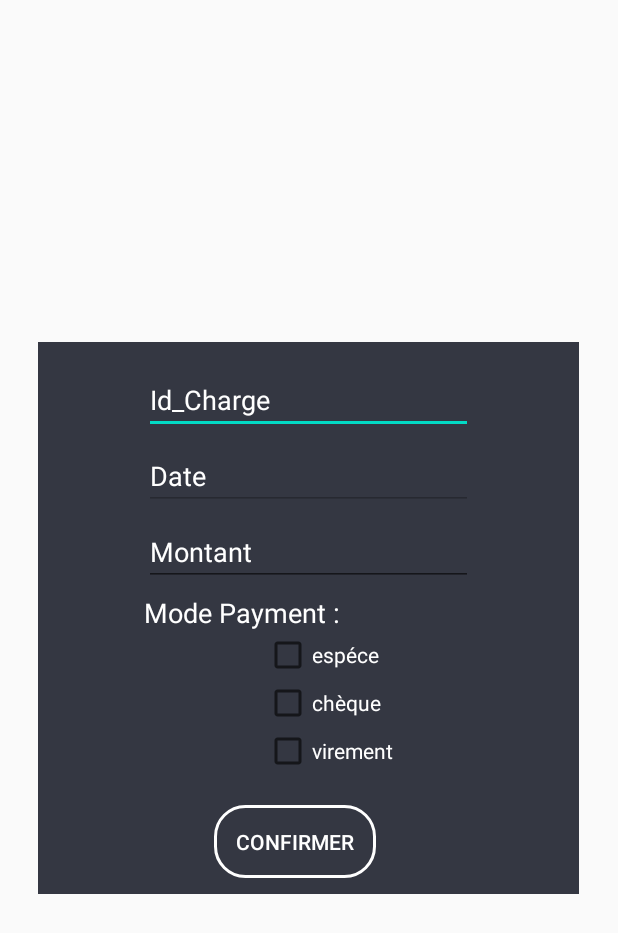
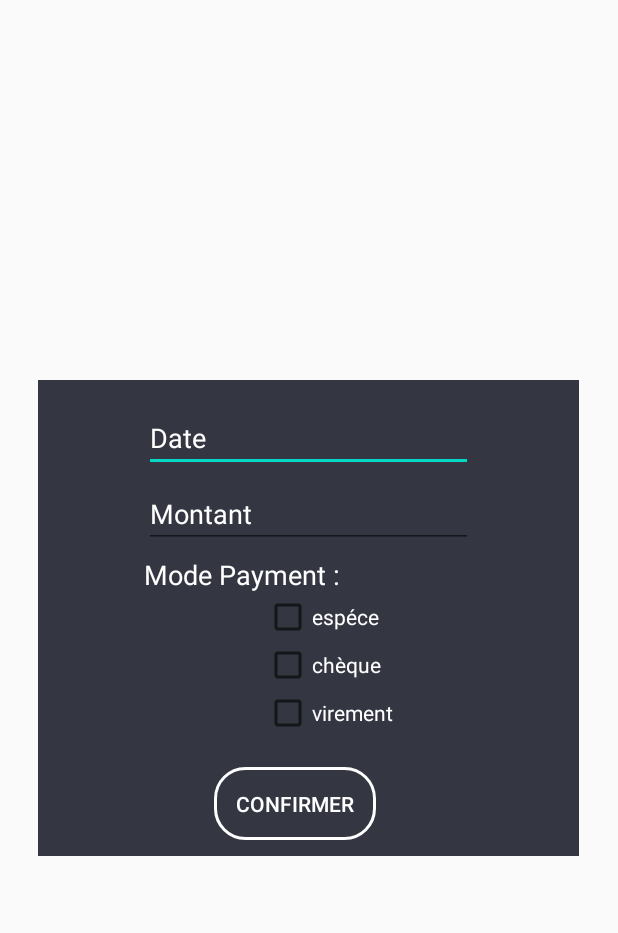
Before and after one commit to Vanhayten/Gestion_Location_php, an Android app: the layout dialoge_ajoute_mes_charges.xml on its own in the app's theme, with its tools: preview values and no code run, on a phone screen of 412 x 824 dp. Shown: the top 933 px of the screen. Run offline under Robolectric (Android 15) with nearby library versions, the phone set to English and light mode, and no system bars.

```diff
--- a/app/build.gradle
+++ b/app/build.gradle
@@ -6,7 +6,7 @@ android {
 
     defaultConfig {
         applicationId "com.example.gestionlocationnew"
-        minSdkVersion 14
+        minSdkVersion 19
         targetSdkVersion 29
         versionCode 1
         versionName "1.0"
@@ -22,6 +22,7 @@ android {
     }
 
 }
+
 
 dependencies {
     implementation fileTree(dir: 'libs', include: ['*.jar'])
@@ -40,5 +41,6 @@ dependencies {
     androidTestImplementation 'androidx.test.espresso:espresso-core:3.2.0'
     //noinspection GradleCompatible
     implementation 'com.android.support:design:28.0.0-alpha1'
+    implementation 'com.applandeo:material-calendar-view:1.4.0'
 //recycle view
 }
--- a/app/src/main/res/layout/dialoge_ajoute_mes_charges.xml
+++ b/app/src/main/res/layout/dialoge_ajoute_mes_charges.xml
@@ -24,35 +24,27 @@
             android:layout_marginLeft="60dp">
 
             <EditText
-                android:id="@+id/text_idch"
+                android:id="@+id/text_datecha"
                 android:layout_width="match_parent"
                 android:layout_height="wrap_content"
                 android:layout_marginTop="5sp"
-                android:hint="Id_Charge"
+                android:clickable="true"
+                android:hint="Date"
+                android:inputType="date"
                 android:textColor="@color/NAVwhite"
                 android:textColorHint="@color/NAVwhite"
                 android:textSize="18dp" />
 
             <EditText
-                android:id="@+id/text_datecha"
+                android:id="@+id/text_Montant"
                 android:layout_width="match_parent"
                 android:layout_height="wrap_content"
                 android:layout_marginTop="5sp"
-                android:enabled="false"
-                android:hint="Date"
+                android:hint="Montant"
+                android:inputType="number"
                 android:textColor="@color/NAVwhite"
                 android:textColorHint="@color/NAVwhite"
                 android:textSize="18dp" />
-            <EditText
-                android:id="@+id/text_Montant"
-                android:layout_width="match_parent"
-                android:layout_height="wrap_content"
-                android:hint="Montant"
-                android:textColorHint="@color/NAVwhite"
-                android:textColor="@color/NAVwhite"
-                android:layout_marginTop="5sp"
-                android:textSize="18dp"
-                />
             <TextView
                 android:layout_width="match_parent"
                 android:layout_height="wrap_content"
```
Also changed, not shown: app/src/main/java/com/example/gestionlocationnew/calendrier.java (+32 -0 lines), app/src/main/res/layout/activity_calendrier.xml (+15 -7 lines).
